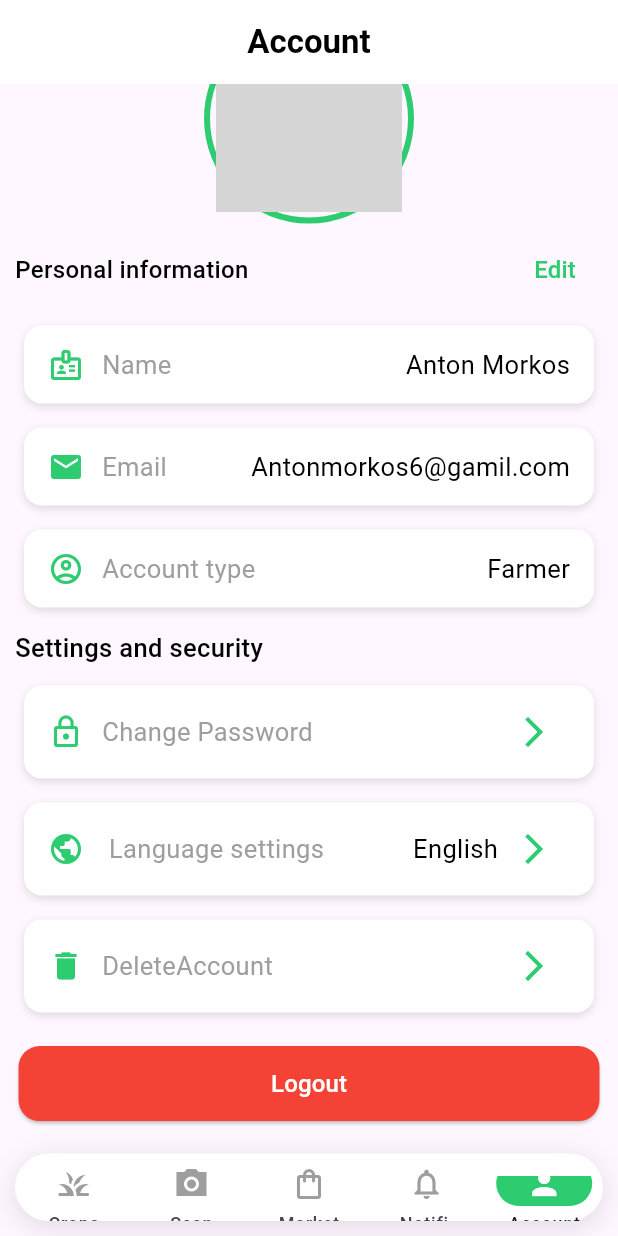
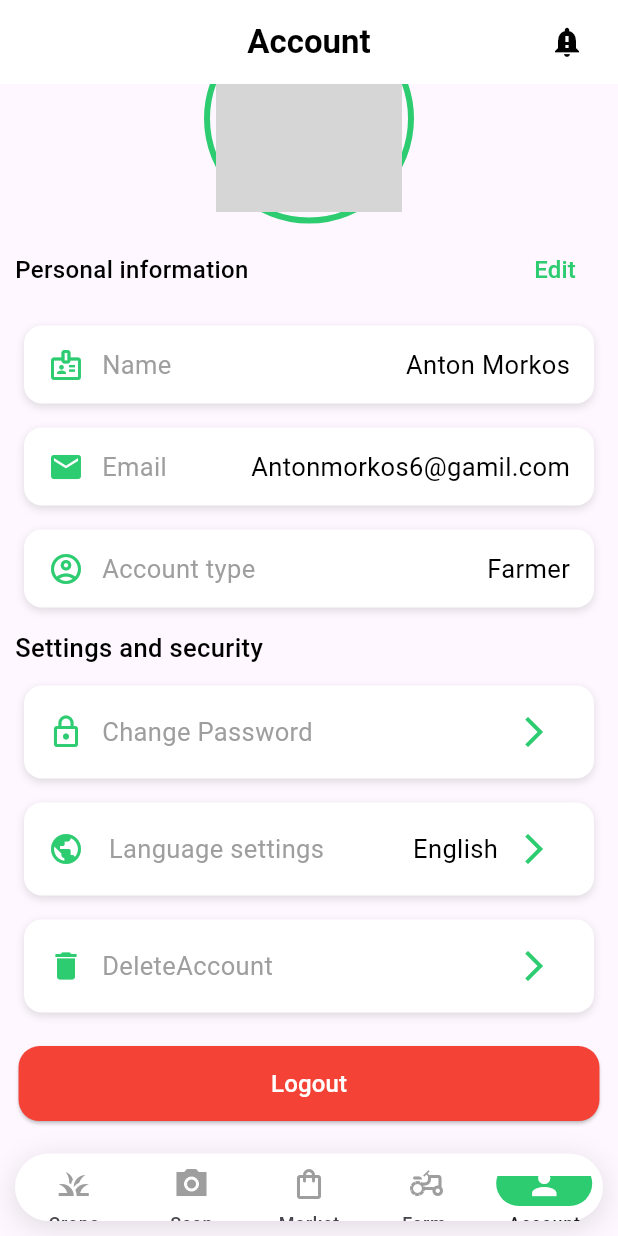
Before and after one commit to Antonmorkos21/Root2Route, a Flutter app: the screen it shows after launch, item 5 of the bottom bar chosen, scrolled down 47 dp, on a phone screen of 412 x 824 dp. Run offline on Flutter 3.47's test engine with Material 3 defaults, Android fonts, the light colour scheme and no system bars; our stand-ins replace device_preview; grey boxes are pictures that could not be loaded.

Commit message:
add notification Screen

```diff
--- a/lib/screens/account_screen.dart
+++ b/lib/screens/account_screen.dart
@@ -8,6 +8,7 @@ import 'package:root2route/core/theme/app_colors.dart';
 import 'package:root2route/screens/auth/login_screen.dart';
 import 'package:root2route/screens/change_password_screen.dart';
 import 'package:root2route/screens/edit_info_screen.dart';
+import 'package:root2route/screens/notifications_screen.dart';
 
 class AccountScreen extends StatefulWidget {
   const AccountScreen({super.key});
@@ -33,6 +34,25 @@ class _AccountScreenState extends State<AccountScreen> {
           ),
         ),
         centerTitle: true,
+        actions: [
+          Padding(
+            padding: const EdgeInsets.only(right: 10),
+            child: IconButton(
+              onPressed: () {
+                Navigator.push(
+                  context,
+                  MaterialPageRoute(
+                    builder: (_) => const NotificationsScreen(),
+                  ),
+                );
+              },
+              icon: const Icon(
+                Icons.notification_important,
+                color: AppColors.textPrimary,
+              ),
+            ),
+          ),
+        ],
       ),
       body: SafeArea(
         child: SingleChildScrollView(
--- a/lib/screens/farmer/farmer_home_screen.dart
+++ b/lib/screens/farmer/farmer_home_screen.dart
@@ -91,14 +91,14 @@ class _FarmerHomeScreenState extends State<FarmerHomeScreen> {
                   ),
                   NavigationDestination(
                     icon: Icon(
-                      Icons.notifications_none,
+                      Icons.agriculture_outlined,
                       color: AppColors.iconSecondary,
                     ),
                     selectedIcon: Icon(
-                      Icons.notification_important,
+                      Icons.agriculture,
                       color: AppColors.iconPrimary,
                     ),
-                    label: "Notifi ",
+                    label: "Farm ",
                   ),
                   NavigationDestination(
                     icon: Icon(
```
